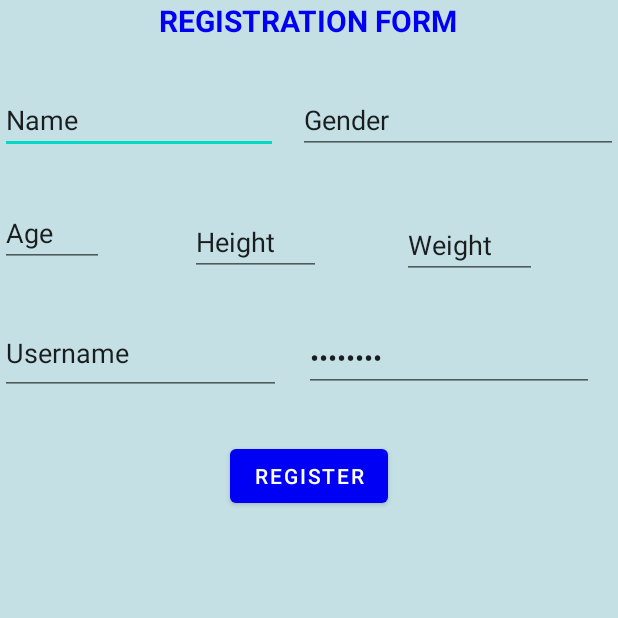
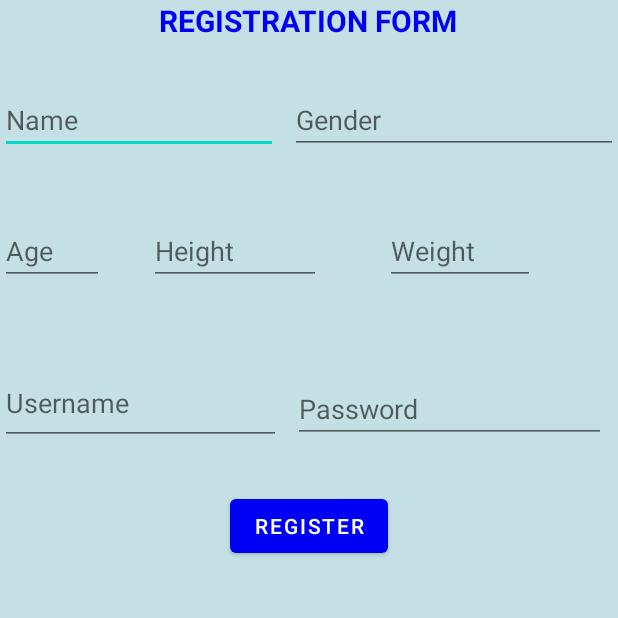
Before and after one commit to khushbupanchal15/Step-Counter-Project, an Android app: the RegistrationActivity screen opened directly, with no data from a screen before it, on a phone screen of 412 x 824 dp, the top half of it. Run offline under Robolectric (Android 15) with nearby library versions, the phone set to English and light mode, and no system bars.

Commit message:
Registration module modified

```diff
--- a/app/src/main/java/com/example/stepcounterapp/RegistrationActivity.java
+++ b/app/src/main/java/com/example/stepcounterapp/RegistrationActivity.java
@@ -2,7 +2,9 @@ package com.example.stepcounterapp;
 
 import androidx.appcompat.app.AppCompatActivity;
 
+import android.content.Intent;
 import android.os.Bundle;
+import android.view.View;
 
 public class RegistrationActivity extends AppCompatActivity {
 
@@ -11,4 +13,9 @@ public class RegistrationActivity extends AppCompatActivity {
         super.onCreate(savedInstanceState);
         setContentView(R.layout.activity_registration);
     }
+
+    public void onNewReg(View view) {
+        Intent in = new Intent(RegistrationActivity.this,LoginActivity.class);
+        startActivity(in);
+    }
 }
--- a/app/src/main/res/layout/activity_login.xml
+++ b/app/src/main/res/layout/activity_login.xml
@@ -34,7 +34,7 @@
         android:layout_marginTop="120dp"
         android:layout_marginEnd="24dp"
         android:hint="@string/prompt_username"
-        android:inputType="number|textPersonName|textCapCharacters"
+        android:inputType="textPersonName|textCapCharacters"
         android:selectAllOnFocus="true"
         app:layout_constraintEnd_toEndOf="parent"
         app:layout_constraintStart_toStartOf="parent"
--- a/app/src/main/res/layout/activity_registration.xml
+++ b/app/src/main/res/layout/activity_registration.xml
@@ -25,8 +25,8 @@
         android:layout_below="@id/textView2"
         android:layout_marginBottom="30dp"
         android:ems="10"
-        android:inputType="textPersonName"
-        android:text="Name" />
+        android:hint="Name"
+        android:inputType="textPersonName" />
 
     <EditText
         android:id="@+id/Gender"
@@ -34,55 +34,62 @@
         android:layout_height="wrap_content"
         android:layout_below="@id/textView2"
         android:layout_alignParentRight="true"
+        android:layout_marginLeft="8dp"
         android:layout_marginBottom="30dp"
+        android:layout_toRightOf="@id/Name"
         android:ems="10"
         android:inputType="textPersonName"
-        android:text="Gender" />
+        android:hint="Gender" />
 
     <EditText
         android:id="@+id/Age"
         android:layout_width="69dp"
         android:layout_height="wrap_content"
         android:layout_below="@id/Gender"
+        android:layout_marginTop="12dp"
         android:layout_marginBottom="30dp"
         android:ems="10"
         android:inputType="number"
-        android:text="Age" />
+        android:hint="Age" />
 
     <EditText
         android:id="@+id/Height"
-        android:layout_width="87dp"
+        android:layout_width="110dp"
         android:layout_height="wrap_content"
         android:layout_below="@id/Gender"
         android:layout_alignParentRight="true"
-        android:layout_marginTop="6dp"
+        android:layout_marginLeft="30dp"
+        android:layout_marginTop="12dp"
         android:layout_marginRight="198dp"
         android:layout_marginBottom="30dp"
+        android:layout_toRightOf="@id/Age"
         android:ems="10"
-        android:inputType="numberDecimal"
-        android:text="Height" />
+        android:hint="Height"
+        android:inputType="numberDecimal" />
 
     <EditText
         android:id="@+id/Weight"
-        android:layout_width="90dp"
+        android:layout_width="100dp"
         android:layout_height="wrap_content"
         android:layout_below="@id/Gender"
         android:layout_alignParentRight="true"
-        android:layout_marginTop="8dp"
-        android:layout_marginRight="54dp"
+        android:layout_marginLeft="25dp"
+        android:layout_marginTop="12dp"
+        android:layout_marginRight="55dp"
         android:layout_marginBottom="30dp"
         android:ems="10"
         android:inputType="number"
-        android:text="Weight" />
+        android:hint="Weight" />
 
     <EditText
         android:id="@+id/Username"
         android:layout_width="187dp"
         android:layout_height="55dp"
         android:layout_below="@id/Age"
+        android:layout_marginTop="21dp"
         android:ems="10"
         android:inputType="textPersonName"
-        android:text="Username" />
+        android:hint="Username" />
 
     <EditText
         android:id="@+id/Password"
@@ -90,10 +97,13 @@
         android:layout_height="wrap_content"
         android:layout_below="@id/Weight"
         android:layout_alignParentRight="true"
-        android:layout_marginRight="16dp"
+        android:layout_marginLeft="8dp"
+        android:layout_marginTop="30dp"
+        android:layout_marginRight="8dp"
+        android:layout_toRightOf="@id/Username"
         android:ems="10"
-        android:inputType="textPassword"
-        android:text="Password" />
+        android:hint="Password"
+        android:inputType="textPassword" />
 
     <Button
         android:id="@+id/btn_reg"
@@ -102,6 +112,7 @@
         android:layout_below="@id/Username"
         android:layout_centerInParent="true"
         android:layout_marginTop="30dp"
+        android:onClick="onNewReg"
         android:text="Register"
         android:textColor="#FCFDFD"
         app:backgroundTint="#0001F4" />
```
